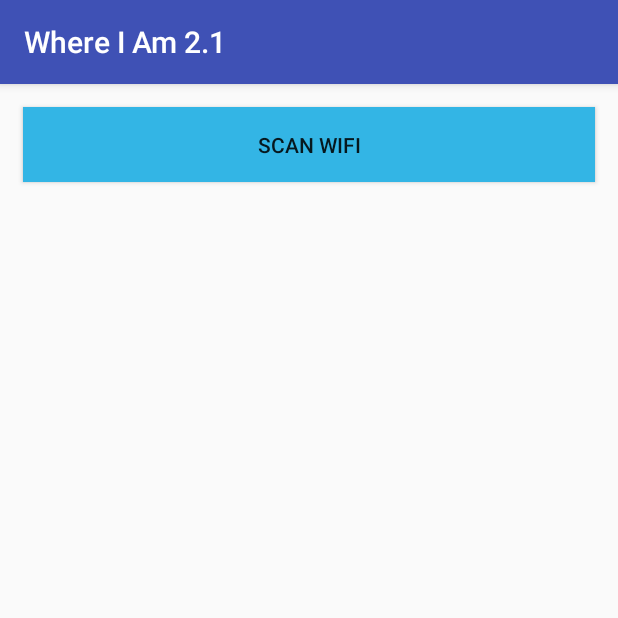
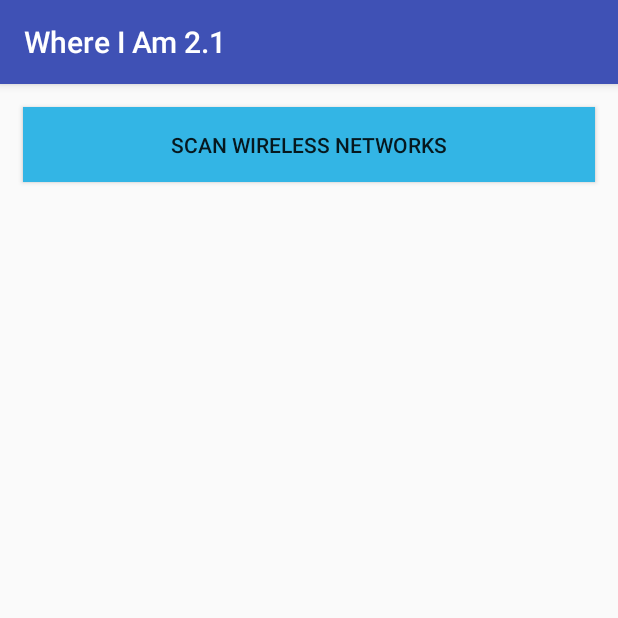
Before and after one commit to Peterfilho/Wireless-Scanner, an Android app: the screen it shows after launch (MainActivity), on a phone screen of 412 x 824 dp, the top half of it. Run offline under Robolectric (Android 15) with nearby library versions, the phone set to English and light mode, and no system bars.

Commit message:
Add button scan text

```diff
--- a/app/src/main/res/layout/activity_main.xml
+++ b/app/src/main/res/layout/activity_main.xml
@@ -14,7 +14,7 @@
         android:layout_gravity="bottom"
         android:layout_margin="15dp"
         android:background="@android:color/holo_blue_light"
-        android:text="Scan Wifi" />
+        android:text="@string/button_scan" />
 
     <ListView
         android:id="@+id/wifiList"
--- a/app/src/main/res/values/strings.xml
+++ b/app/src/main/res/values/strings.xml
@@ -1,3 +1,4 @@
 <resources>
     <string name="app_name">Where I Am 2.1</string>
+    <string name="button_scan">Scan wireless networks</string>
 </resources>
```
